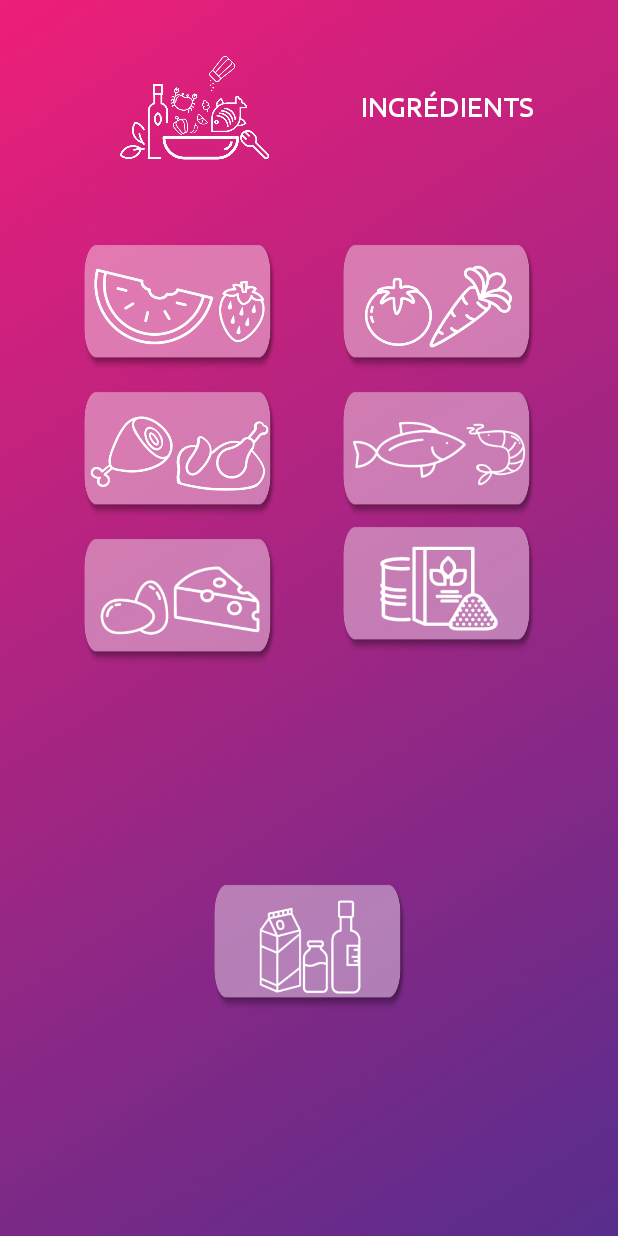
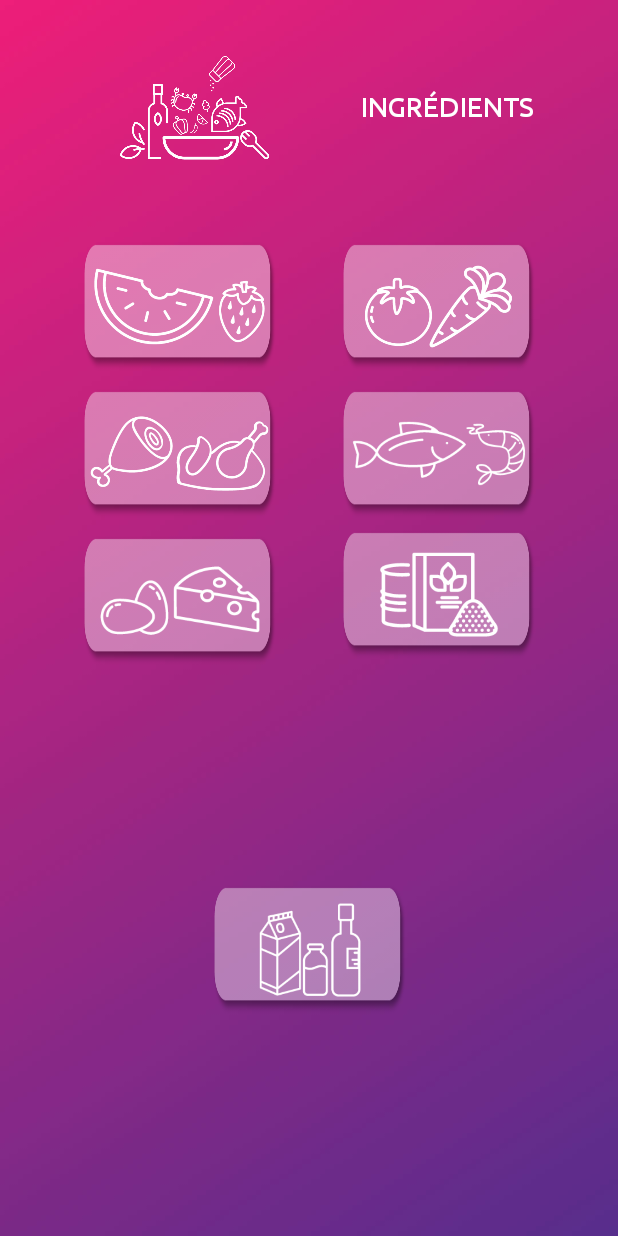
Before and after one commit to vcoquinot/shoping, an Android app: the categorie_ingredient screen opened directly, with no data from a screen before it, on a phone screen of 412 x 824 dp. Run offline under Robolectric (Android 15) with nearby library versions, the light colour scheme and no system bars; Roboto replaces fonts that are not available here.

Commit message:
button vertical align

```diff
--- a/Shoping/app/src/main/res/layout/activity_30categorie_ingredient.xml
+++ b/Shoping/app/src/main/res/layout/activity_30categorie_ingredient.xml
@@ -113,6 +113,7 @@
         android:layout_height="90dp"
         android:layout_marginEnd="28dp"
         android:layout_marginStart="8dp"
+        android:layout_marginTop="4dp"
         android:background="@drawable/bt_40"
         android:scaleType="fitCenter"
         app:layout_constraintEnd_toEndOf="parent"
```
